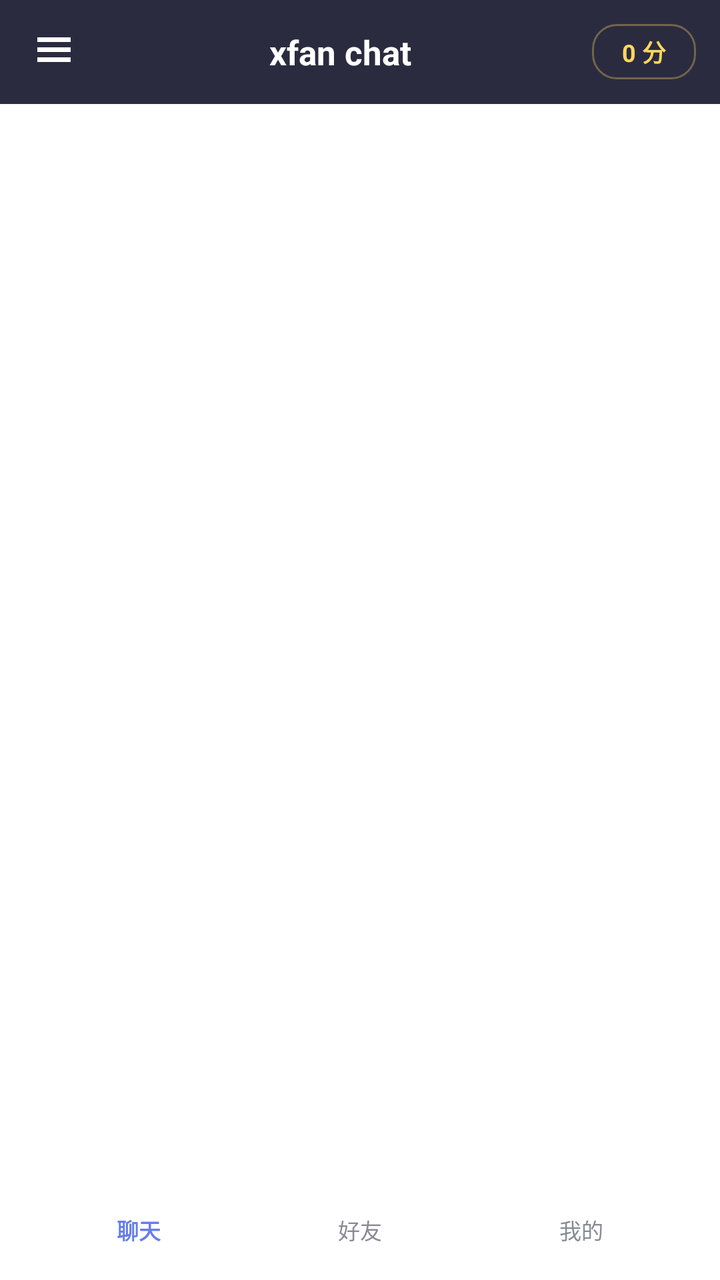
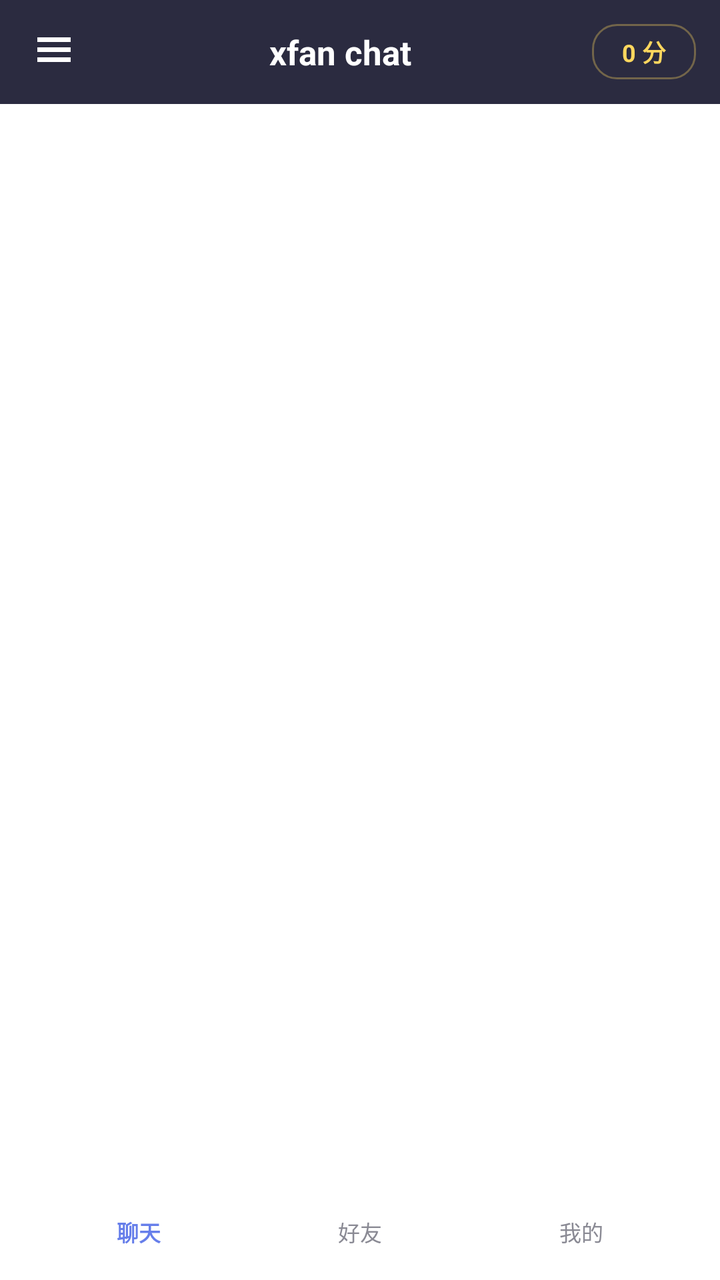

The first picture is an Android layout as it rendered before a commit; the second is the same layout after the commit. The layout source and the unified diff follow.
<!-- AndroidManifest.xml: application theme AppTheme -->
<!-- res/layout/activity_main.xml -->
<?xml version="1.0" encoding="utf-8"?>
<FrameLayout xmlns:android="http://schemas.android.com/apk/res/android"
    android:layout_width="match_parent"
    android:layout_height="match_parent"
>

    
    <LinearLayout
        android:layout_width="match_parent"
        android:layout_height="match_parent"
        android:orientation="vertical">

        <LinearLayout
            android:id="@+id/topBar"
            android:layout_width="match_parent"
            android:layout_height="52dp"
            android:background="@color/primary"
            android:gravity="center_vertical"
            android:orientation="horizontal"
            android:paddingLeft="6dp"
            android:paddingRight="12dp">

            <ImageButton
                android:id="@+id/btnDrawer"
                android:layout_width="42dp"
                android:layout_height="42dp"
                android:background="@null"
                android:contentDescription="@string/drawer_title"
                android:src="@drawable/ic_menu"
                android:tint="@color/text_light" />

            <TextView
                android:id="@+id/tvTitle"
                android:layout_width="0dp"
                android:layout_height="wrap_content"
                android:layout_weight="1"
                android:ellipsize="end"
                android:gravity="center"
                android:maxLines="1"
                android:text="@string/app_name"
                android:textColor="@color/text_light"
                android:textSize="17sp"
                android:textStyle="bold" />

            
            <TextView
                android:id="@+id/tvPoints"
                android:layout_width="wrap_content"
                android:layout_height="wrap_content"
                android:layout_marginLeft="4dp"
                android:layout_weight="0"
                android:background="@drawable/bg_top_chip"
                android:ellipsize="end"
                android:gravity="center"
                android:maxLines="1"
                android:minWidth="52dp"
                android:paddingLeft="10dp"
                android:paddingTop="5dp"
                android:paddingRight="10dp"
                android:paddingBottom="5dp"
                android:text="0 分"
                android:textColor="#FFD75E"
                android:textSize="12sp"
                android:textStyle="bold"
                android:visibility="visible" />
        </LinearLayout>

        <FrameLayout
            android:id="@+id/content"
            android:layout_width="match_parent"
            android:layout_height="0dp"
            android:layout_weight="1" />

        
        <FrameLayout
            android:id="@+id/dockWrap"
            android:layout_width="match_parent"
            android:layout_height="66dp"
            android:paddingLeft="14dp"
            android:paddingTop="6dp"
            android:paddingRight="14dp"
            android:paddingBottom="14dp">

            
            <FrameLayout
                android:id="@+id/dockGlass"
                android:layout_width="match_parent"
                android:layout_height="match_parent" />

            
            <View
                android:id="@+id/dockIndicator"
                android:layout_width="0dp"
                android:layout_height="match_parent"
                android:layout_gravity="center_vertical"
                android:background="@drawable/bg_dock_pill"
                android:visibility="invisible" />

            <LinearLayout
                android:id="@+id/bottomBar"
                android:layout_width="match_parent"
                android:layout_height="match_parent"
                android:background="@null"
                android:orientation="horizontal">

                <LinearLayout
                    android:id="@+id/tabChat"
                    android:layout_width="0dp"
                    android:layout_height="match_parent"
                    android:layout_weight="1"
                    android:gravity="center"
                    android:orientation="vertical">

                    <ImageView
                        android:id="@+id/icChat"
                        android:layout_width="22dp"
                        android:layout_height="22dp"
                        android:adjustViewBounds="true"
                        android:contentDescription="@string/tab_chat"
                        android:scaleType="fitCenter"
                        android:src="@drawable/ic_tab_chat" />

                    <TextView
                        android:id="@+id/tvChat"
                        android:layout_width="wrap_content"
                        android:layout_height="wrap_content"
                        android:layout_marginTop="2dp"
                        android:text="@string/tab_chat"
                        android:textColor="@color/accent"
                        android:textSize="11sp"
                        android:textStyle="bold" />
                </LinearLayout>

                <LinearLayout
                    android:id="@+id/tabFriends"
                    android:layout_width="0dp"
                    android:layout_height="match_parent"
                    android:layout_weight="1"
                    android:gravity="center"
                    android:orientation="vertical">

                    
                    <LinearLayout
                        android:layout_width="wrap_content"
                        android:layout_height="22dp"
                        android:gravity="center"
                        android:orientation="horizontal">

                        <ImageView
                            android:id="@+id/icFriends"
                            android:layout_width="14dp"
                            android:layout_height="14dp"
                            android:adjustViewBounds="true"
                            android:contentDescription="@string/tab_friends"
                            android:scaleType="fitCenter"
                            android:src="@drawable/ic_tab_dot" />

                        <ImageView
                            android:layout_width="14dp"
                            android:layout_height="14dp"
                            android:layout_marginLeft="-3dp"
                            android:adjustViewBounds="true"
                            android:scaleType="fitCenter"
                            android:src="@drawable/ic_tab_dot" />
                    </LinearLayout>

                    <TextView
                        android:id="@+id/tvFriends"
                        android:layout_width="wrap_content"
                        android:layout_height="wrap_content"
                        android:layout_marginTop="2dp"
                        android:text="@string/tab_friends"
                        android:textColor="@color/text_sub"
                        android:textSize="11sp" />
                </LinearLayout>

                <LinearLayout
                    android:id="@+id/tabMe"
                    android:layout_width="0dp"
                    android:layout_height="match_parent"
                    android:layout_weight="1"
                    android:gravity="center"
                    android:orientation="vertical">

                    <ImageView
                        android:id="@+id/icMe"
                        android:layout_width="22dp"
                        android:layout_height="22dp"
                        android:adjustViewBounds="true"
                        android:contentDescription="@string/tab_me"
                        android:scaleType="fitCenter"
                        android:src="@drawable/ic_tab_me" />

                    <TextView
                        android:id="@+id/tvMe"
                        android:layout_width="wrap_content"
                        android:layout_height="wrap_content"
                        android:layout_marginTop="2dp"
                        android:text="@string/tab_me"
                        android:textColor="@color/text_sub"
                        android:textSize="11sp" />
                </LinearLayout>
            </LinearLayout>
        </FrameLayout>
    </LinearLayout>

    
    <FrameLayout
        android:id="@+id/drawerRoot"
        android:layout_width="match_parent"
        android:layout_height="match_parent"
        android:visibility="gone">

        <View
            android:id="@+id/drawerMask"
            android:layout_width="match_parent"
            android:layout_height="match_parent"
            android:background="@color/mask" />

        <LinearLayout
            android:id="@+id/drawerPanel"
            android:layout_width="270dp"
            android:layout_height="match_parent"
            android:layout_gravity="start"
            android:background="@color/bg_drawer"
            android:orientation="vertical">

            <TextView
                android:layout_width="match_parent"
                android:layout_height="52dp"
                android:background="@color/primaryDark"
                android:gravity="center_vertical"
                android:paddingLeft="16dp"
                android:text="@string/drawer_title"
                android:textColor="@color/text_drawer"
                android:textSize="16sp"
                android:textStyle="bold" />

            <ScrollView
                android:layout_width="match_parent"
                android:layout_height="0dp"
                android:layout_weight="1">

                <LinearLayout
                    android:id="@+id/drawerBody"
                    android:layout_width="match_parent"
                    android:layout_height="wrap_content"
                    android:orientation="vertical"
                    android:padding="12dp" />
            </ScrollView>
        </LinearLayout>
    </FrameLayout>
</FrameLayout>
<!-- resources referenced by this layout -->
<resources>
  <color name="accent">#667EEA</color>
  <color name="bg_drawer">#232336</color>
  <color name="mask">#99000000</color>
  <color name="primary">#2B2B40</color>
  <color name="primaryDark">#1B1B28</color>
  <color name="text_drawer">#5FE3F0</color>
  <color name="text_light">#FFFFFF</color>
  <color name="text_sub">#8A8A94</color>
  <!-- drawable bg_dock_pill (drawable) -->
  <?xml version="1.0" encoding="utf-8"?>
  <layer-list xmlns:android="http://schemas.android.com/apk/res/android">
      <item>
          <shape android:shape="rectangle">
              <gradient
                  android:angle="270"
                  android:endColor="#55258CFF"
                  android:startColor="#887FBFFF"
                  android:type="linear" />
              <stroke
                  android:width="1.5dp"
                  android:color="#FF1B4DB0" />
              <corners android:radius="22dp" />
          </shape>
      </item>
      
      <item android:bottom="14dp">
          <shape android:shape="rectangle">
              <gradient
                  android:angle="270"
                  android:endColor="#00FFFFFF"
                  android:startColor="#4DFFFFFF"
                  android:type="linear" />
              <corners
                  android:topLeftRadius="22dp"
                  android:topRightRadius="22dp" />
          </shape>
      </item>
  </layer-list>
  <!-- drawable bg_top_chip (drawable) -->
  <?xml version="1.0" encoding="utf-8"?>
  <shape xmlns:android="http://schemas.android.com/apk/res/android"
      android:shape="rectangle">
      <solid android:color="#00000000" />
      <stroke android:width="1dp" android:color="#55FFD75E" />
      <corners android:radius="12dp" />
  </shape>
  <!-- drawable ic_menu: png bitmap (drawable-hdpi, 123 bytes) -->
  <!-- drawable ic_tab_chat (drawable) -->
  <?xml version="1.0" encoding="utf-8"?>
  <shape xmlns:android="http://schemas.android.com/apk/res/android"
      android:shape="rectangle">
      <size
          android:width="20dp"
          android:height="16dp" />
      <solid android:color="#FFFFFFFF" />
      <corners android:radius="5dp" />
  </shape>
  <!-- drawable ic_tab_dot (drawable) -->
  <?xml version="1.0" encoding="utf-8"?>
  <shape xmlns:android="http://schemas.android.com/apk/res/android"
      android:shape="oval">
      <size
          android:width="12dp"
          android:height="12dp" />
      <solid android:color="#FFFFFFFF" />
  </shape>
  <!-- drawable ic_tab_me (drawable) -->
  <?xml version="1.0" encoding="utf-8"?>
  <shape xmlns:android="http://schemas.android.com/apk/res/android"
      android:shape="rectangle">
      <size
          android:width="18dp"
          android:height="16dp" />
      <solid android:color="#FFFFFFFF" />
      <corners
          android:topLeftRadius="8dp"
          android:topRightRadius="8dp" />
  </shape>
  <string name="app_name">xfan chat</string>
  <string name="drawer_title">个性化</string>
  <string name="tab_chat">聊天</string>
  <string name="tab_friends">好友</string>
  <string name="tab_me">我的</string>
  <style name="AppTheme" parent="@android:style/Theme.Material.Light.NoActionBar">
          <item name="android:colorPrimary">@color/primary</item>
          <item name="android:colorPrimaryDark">@color/primaryDark</item>
          <item name="android:colorAccent">@color/accent</item>
          <item name="android:windowBackground">@color/bg</item>
          <item name="android:statusBarColor">@color/primaryDark</item>
          <item name="android:windowLightStatusBar">false</item>
      </style>
  <color name="bg">#FFFFFF</color>
</resources>

<!-- the commit's change to res/layout/activity_main.xml (unified diff, before → after) -->
@@ -113,9 +113,8 @@
 
                     <ImageView
                         android:id="@+id/icChat"
-                        android:layout_width="22dp"
-                        android:layout_height="22dp"
-                        android:adjustViewBounds="true"
+                        android:layout_width="24dp"
+                        android:layout_height="24dp"
                         android:contentDescription="@string/tab_chat"
                         android:scaleType="fitCenter"
                         android:src="@drawable/ic_tab_chat" />
@@ -139,30 +138,13 @@
                     android:gravity="center"
                     android:orientation="vertical">
 
-                    
-                    <LinearLayout
-                        android:layout_width="wrap_content"
-                        android:layout_height="22dp"
-                        android:gravity="center"
-                        android:orientation="horizontal">
-
-                        <ImageView
-                            android:id="@+id/icFriends"
-                            android:layout_width="14dp"
-                            android:layout_height="14dp"
-                            android:adjustViewBounds="true"
-                            android:contentDescription="@string/tab_friends"
-                            android:scaleType="fitCenter"
-                            android:src="@drawable/ic_tab_dot" />
-
-                        <ImageView
-                            android:layout_width="14dp"
-                            android:layout_height="14dp"
-                            android:layout_marginLeft="-3dp"
-                            android:adjustViewBounds="true"
-                            android:scaleType="fitCenter"
-                            android:src="@drawable/ic_tab_dot" />
-                    </LinearLayout>
+                    <ImageView
+                        android:id="@+id/icFriends"
+                        android:layout_width="24dp"
+                        android:layout_height="24dp"
+                        android:contentDescription="@string/tab_friends"
+                        android:scaleType="fitCenter"
+                        android:src="@drawable/ic_tab_friends" />
 
                     <TextView
                         android:id="@+id/tvFriends"
@@ -184,9 +166,8 @@
 
                     <ImageView
                         android:id="@+id/icMe"
-                        android:layout_width="22dp"
-                        android:layout_height="22dp"
-                        android:adjustViewBounds="true"
+                        android:layout_width="24dp"
+                        android:layout_height="24dp"
                         android:contentDescription="@string/tab_me"
                         android:scaleType="fitCenter"
                         android:src="@drawable/ic_tab_me" />
<!-- resource entries referenced after the edit -->
@@ -49,35 +49,40 @@
   <!-- drawable ic_menu: png bitmap (drawable-hdpi, 123 bytes) -->
   <!-- drawable ic_tab_chat (drawable) -->
   <?xml version="1.0" encoding="utf-8"?>
-  <shape xmlns:android="http://schemas.android.com/apk/res/android"
-      android:shape="rectangle">
-      <size
-          android:width="20dp"
-          android:height="16dp" />
-      <solid android:color="#FFFFFFFF" />
-      <corners android:radius="5dp" />
-  </shape>
-  <!-- drawable ic_tab_dot (drawable) -->
+  <vector xmlns:android="http://schemas.android.com/apk/res/android"
+      android:width="24dp"
+      android:height="24dp"
+      android:viewportWidth="24"
+      android:viewportHeight="24">
+      <path
+          android:fillColor="#FFFFFFFF"
+          android:pathData="M4,4h16a2,2 0 0,1 2,2v8a2,2 0 0,1 -2,2H9l-5,4v-4H4a2,2 0 0,1 -2,-2V6a2,2 0 0,1 2,-2z" />
+  </vector>
+  <!-- drawable ic_tab_friends (drawable) -->
   <?xml version="1.0" encoding="utf-8"?>
-  <shape xmlns:android="http://schemas.android.com/apk/res/android"
-      android:shape="oval">
-      <size
-          android:width="12dp"
-          android:height="12dp" />
-      <solid android:color="#FFFFFFFF" />
-  </shape>
+  <vector xmlns:android="http://schemas.android.com/apk/res/android"
+      android:width="24dp"
+      android:height="24dp"
+      android:viewportWidth="24"
+      android:viewportHeight="24">
+      <path
+          android:fillColor="#FFFFFFFF"
+          android:pathData="M9,12a4,4 0 1,0 0,-8 4,4 0 0,0 0,8zM9,14c-3.3,0 -6,1.8 -6,4v2h12v-2c0,-2.2 -2.7,-4 -6,-4z" />
+      <path
+          android:fillColor="#B3FFFFFF"
+          android:pathData="M17,12a3,3 0 1,0 0,-6 3,3 0 0,0 0,6zM17,14c-0.7,0 -1.4,0.1 -2,0.3 1.2,0.9 2,2.2 2,3.7v2h4v-2c0,-2.2 -1.8,-4 -4,-4z" />
+  </vector>
   <!-- drawable ic_tab_me (drawable) -->
   <?xml version="1.0" encoding="utf-8"?>
-  <shape xmlns:android="http://schemas.android.com/apk/res/android"
-      android:shape="rectangle">
-      <size
-          android:width="18dp"
-          android:height="16dp" />
-      <solid android:color="#FFFFFFFF" />
-      <corners
-          android:topLeftRadius="8dp"
-          android:topRightRadius="8dp" />
-  </shape>
+  <vector xmlns:android="http://schemas.android.com/apk/res/android"
+      android:width="24dp"
+      android:height="24dp"
+      android:viewportWidth="24"
+      android:viewportHeight="24">
+      <path
+          android:fillColor="#FFFFFFFF"
+          android:pathData="M12,12a4,4 0 1,0 0,-8 4,4 0 0,0 0,8zM12,14c-4,0 -7,2.2 -7,5v2h14v-2c0,-2.8 -3,-5 -7,-5z" />
+  </vector>
   <string name="app_name">xfan chat</string>
   <string name="drawer_title">个性化</string>
   <string name="tab_chat">聊天</string>
